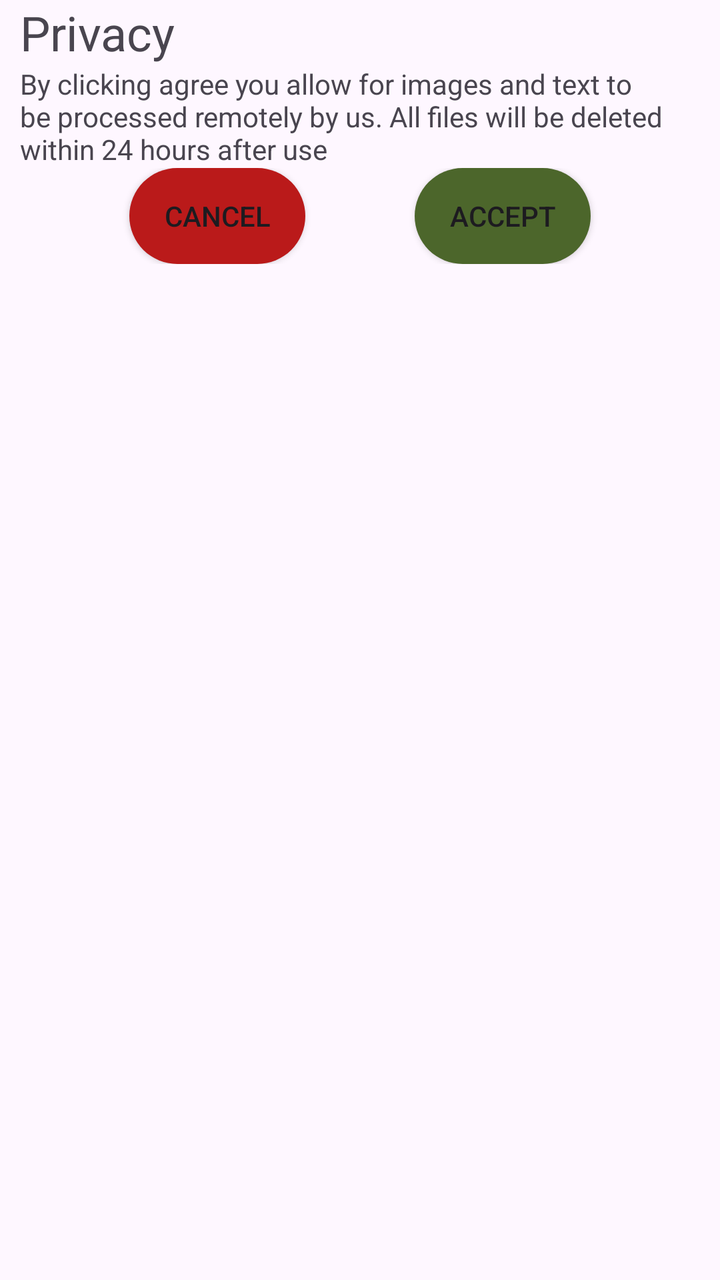
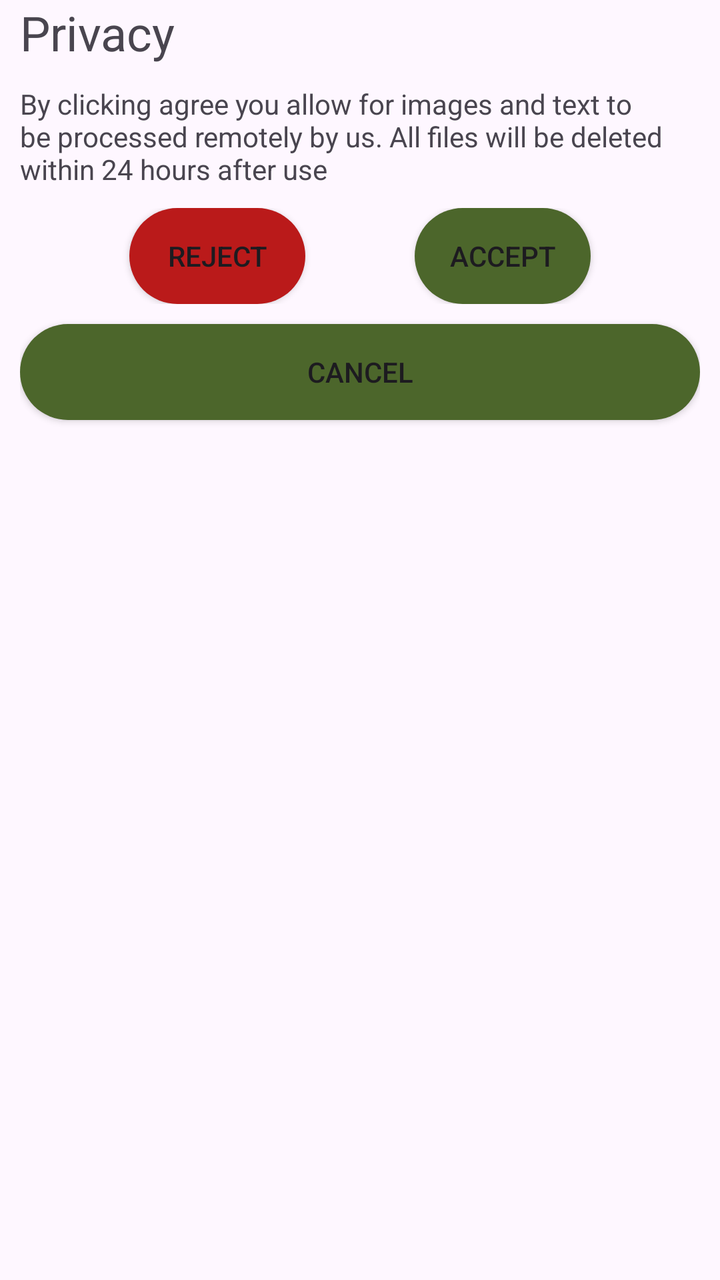

Before-and-after screenshots of an Android layout around one commit, followed by the original layout XML and the change that was made.
<!-- AndroidManifest.xml: application theme Theme.Task82HD -->
<!-- res/layout/fragment_privacy.xml -->
<?xml version="1.0" encoding="utf-8"?>
<LinearLayout xmlns:android="http://schemas.android.com/apk/res/android"
    xmlns:tools="http://schemas.android.com/tools"
    android:layout_width="match_parent"
    android:layout_height="match_parent"
    xmlns:app="http://schemas.android.com/apk/res-auto"
    tools:context=".Fragment.PrivacyFragment"
    android:paddingStart="@dimen/standard_padding"
    android:paddingEnd="@dimen/standard_padding"
    android:orientation="vertical">

    <TextView
        android:layout_width="match_parent"
        android:layout_height="wrap_content"
        android:text="Privacy"
        style="@style/App.Title"/>

    <TextView
        android:layout_width="match_parent"
        android:layout_height="wrap_content"
        android:text="@string/privacy_policy"
        />

    <androidx.constraintlayout.widget.ConstraintLayout
        android:layout_width="match_parent"
        android:layout_height="wrap_content">
        <Button
            android:layout_width="wrap_content"
            android:layout_height="wrap_content"
            app:layout_constraintStart_toStartOf="parent"
            app:layout_constraintTop_toTopOf="parent"
            android:background="@drawable/background_warning"
            app:layout_constraintEnd_toStartOf="@id/accept_button"
            android:backgroundTint="@color/md_theme_error"
            android:id="@+id/cancel_button"
            android:text="Cancel"/>
        <Button
            android:layout_width="wrap_content"
            android:layout_height="wrap_content"
            app:layout_constraintTop_toTopOf="parent"
            android:background="@drawable/background_primary"
            app:layout_constraintEnd_toEndOf="parent"
            app:layout_constraintStart_toEndOf="@id/cancel_button"
            android:id="@+id/accept_button"
            android:text="Accept"/>

    </androidx.constraintlayout.widget.ConstraintLayout>


</LinearLayout>
<!-- resources referenced by this layout -->
<resources>
  <color name="md_theme_error">#BA1A1A</color>
  <dimen name="standard_padding">10dp</dimen>
  <!-- drawable background_primary (drawable) -->
  <?xml version="1.0" encoding="utf-8"?>
  <shape xmlns:android="http://schemas.android.com/apk/res/android"
      android:shape="rectangle">
  
      <solid android:color="@color/md_theme_primary" />
  
      <corners android:radius="@dimen/corner_radius_big" />
  </shape>
  <!-- drawable background_warning (drawable) -->
  <?xml version="1.0" encoding="utf-8"?>
  <shape xmlns:android="http://schemas.android.com/apk/res/android"
      android:shape="rectangle">
  
      <solid android:color="@color/md_theme_errorContainer" />
  
      <corners android:radius="@dimen/corner_radius_big" />
  </shape>
  <string name="privacy_policy">By clicking agree you allow for images and text to be processed remotely by us. All files will be deleted within 24 hours after use</string>
  <style name="App.Title" parent="Widget.AppCompat.TextView">
          <item name="fontWeight">700</item>
          <item name="android:textSize">@dimen/text_title</item>
          <item name="paddingStart">@dimen/standard_padding</item>
      </style>
  <style name="Theme.Task82HD" parent="Base.Theme.Task82HD" />
  <color name="md_theme_primary">#4C662B</color>
  <dimen name="corner_radius_big">28dp</dimen>
  <color name="md_theme_errorContainer">#FFDAD6</color>
  <dimen name="text_title">24sp</dimen>
  <style name="Base.Theme.Task82HD" parent="Theme.Material3.DayNight.NoActionBar">
  
          <item name="materialButtonStyle">@style/App.Button</item>
          <item name="textInputStyle">@style/App.TextInputLayout.OutlinedBox</item>
          <item name="switchStyle">@style/App.Switch</item>
      </style>
  <style name="App.Button" parent="Widget.Material3.Button">
          <item name="backgroundTint">@color/md_theme_primary</item>
          <item name="android:textAllCaps">false</item>
          <item name="cornerRadius">12dp</item>
          <item name="background">@drawable/background_primary</item>
      </style>
  <style name="App.TextInputLayout.OutlinedBox" parent="Widget.Material3.TextInputLayout.OutlinedBox">
          <item name="boxStrokeColor">@color/md_theme_primary</item>
          <item name="hintTextColor">@color/md_theme_primary</item>
          <item name="android:textColor">@color/md_theme_primary</item>
  
          <item name="android:textColorHint">@color/md_theme_primary</item>
      </style>
  <style name="App.Switch" parent="Widget.MaterialComponents.CompoundButton.Switch">
          <item name="thumbTint">@color/md_theme_primary</item>
          <item name="trackTint">@color/md_theme_surfaceDim</item>
      </style>
  <color name="md_theme_surfaceDim">#DADBD0</color>
</resources>

<!-- the commit's change to res/layout/fragment_privacy.xml (unified diff, before → after) -->
@@ -19,11 +19,13 @@
         android:layout_width="match_parent"
         android:layout_height="wrap_content"
         android:text="@string/privacy_policy"
+        android:layout_marginTop="@dimen/margin_large"
         />
 
     <androidx.constraintlayout.widget.ConstraintLayout
         android:layout_width="match_parent"
-        android:layout_height="wrap_content">
+        android:layout_height="wrap_content"
+        android:layout_marginTop="@dimen/margin_large">
         <Button
             android:layout_width="wrap_content"
             android:layout_height="wrap_content"
@@ -33,7 +35,7 @@
             app:layout_constraintEnd_toStartOf="@id/accept_button"
             android:backgroundTint="@color/md_theme_error"
             android:id="@+id/cancel_button"
-            android:text="Cancel"/>
+            android:text="Reject"/>
         <Button
             android:layout_width="wrap_content"
             android:layout_height="wrap_content"
@@ -46,5 +48,12 @@
 
     </androidx.constraintlayout.widget.ConstraintLayout>
 
+    <Button
+        android:layout_width="match_parent"
+        android:layout_height="wrap_content"
+        android:layout_marginTop="@dimen/margin_large"
+        android:text="Cancel"
+        android:background="@drawable/background_primary"
+        android:id="@+id/close_button"/>
 
 </LinearLayout>
<!-- resource entries referenced after the edit -->
@@ -1,6 +1,7 @@
 <!-- resources referenced by this layout -->
 <resources>
   <color name="md_theme_error">#BA1A1A</color>
+  <dimen name="margin_large">10dp</dimen>
   <dimen name="standard_padding">10dp</dimen>
   <!-- drawable background_primary (drawable) -->
   <?xml version="1.0" encoding="utf-8"?>
